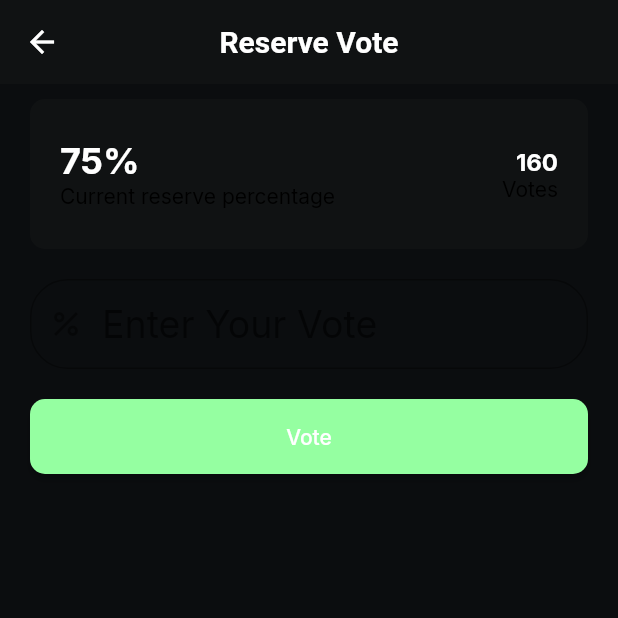
After one commit to kenenisa/dimeapp, a Flutter app: the VoteScreen screen opened directly, on a phone screen of 412 x 824 dp, the top half of it. The commit adds this screen. Run offline on Flutter 3.47's test engine with Material 2 defaults, Android fonts, the phone set to English and light mode, and no system bars; our stand-ins replace google_fonts, hive, image_picker, percent_indicator, qr_flutter and 1 more; missing offline and left inert: dart:ffi, mobile_scanner; accounts and stored records are empty.

Commit message:
backup-vote build

```diff
--- a/lib/main.dart
+++ b/lib/main.dart
@@ -1,7 +1,7 @@
 import 'package:flutter/material.dart';
 
 import 'package:nuvio/core/common/QrWidget.dart';
-import 'package:nuvio/view/Qr/qr.dart';
+import 'package:nuvio/view/qr/qr.dart';
 import 'package:nuvio/view/deposit/deposit.dart';
 import 'package:nuvio/view/intro/intro.dart';
 import 'package:nuvio/view/intro/intro_final.dart';
--- /dev/null
+++ b/lib/view/vote/votes.dart
@@ -0,0 +1,38 @@
+import 'package:flutter/material.dart';
+import 'package:flutter/services.dart';
+
+import 'package:nuvio/view/vote/widgets/reserve_vote.dart';
+
+class VoteScreen extends StatelessWidget {
+  const VoteScreen({super.key});
+
+  @override
+  Widget build(BuildContext context) {
+    final ThemeData theme = Theme.of(context);
+    final ColorScheme colorScheme = theme.colorScheme;
+
+    return Scaffold(
+      appBar: AppBar(
+        title: const Text('Reserve Vote'),
+        backgroundColor: colorScheme.surface,
+        elevation: 0,
+        centerTitle: true,
+        titleTextStyle: const TextStyle(
+          fontSize: 20,
+          fontWeight: FontWeight.w600,
+        ),
+        systemOverlayStyle: SystemUiOverlayStyle(
+          statusBarColor: colorScheme.surface,
+          statusBarIconBrightness: Brightness.light,
+        ),
+      ),
+      backgroundColor: colorScheme.background,
+      body: const ReserveVote(
+        title: '75%',
+        category: 'Current reserve percentage',
+        current: 160,
+        budget: 200,
+      ),
+    );
+  }
+}
--- /dev/null
+++ b/lib/view/vote/widgets/reserve_vote.dart
@@ -0,0 +1,144 @@
+import 'package:flutter/material.dart';
+import 'package:percent_indicator/percent_indicator.dart';
+
+class ReserveVote extends StatelessWidget {
+  const ReserveVote({
+    super.key,
+    required this.title,
+    required this.category,
+    required this.current,
+    required this.budget,
+  });
+
+  final String title;
+  final String category;
+  final int current;
+  final int budget;
+
+  @override
+  Widget build(BuildContext context) {
+    final double percent = (current / budget) * 100;
+    final double width = MediaQuery.of(context).size.width;
+    final ThemeData theme = Theme.of(context);
+    final ColorScheme colorScheme = theme.colorScheme;
+
+    final Color _color = percent > 40
+        ? percent > 70
+            ? colorScheme.primary
+            : colorScheme.secondary
+        : colorScheme.error;
+
+    return Padding(
+        padding: const EdgeInsets.symmetric(
+          horizontal: 20,
+          vertical: 10,
+        ),
+        child: Expanded(
+            child: Column(
+          children: [
+            Container(
+              width: width,
+              height: 100,
+              padding: const EdgeInsets.symmetric(horizontal: 20),
+              decoration: BoxDecoration(
+                color: colorScheme.surface,
+                borderRadius: BorderRadius.circular(10),
+              ),
+              child: Column(
+                  mainAxisAlignment: MainAxisAlignment.spaceAround,
+                  crossAxisAlignment: CrossAxisAlignment.start,
+                  children: [
+                    Row(
+                      mainAxisAlignment: MainAxisAlignment.center,
+                      children: [
+                        Column(
+                          crossAxisAlignment: CrossAxisAlignment.start,
+                          children: [
+                            Text(
+                              title,
+                              style: const TextStyle(
+                                color: Colors.white,
+                                fontSize: 24,
+                                fontWeight: FontWeight.bold,
+                              ),
+                            ),
+                            Text(
+                              category,
+                              style: TextStyle(
+                                color: colorScheme.onSurface,
+                                fontSize: 14,
+                              ),
+                            ),
+                          ],
+                        ),
+                        const Spacer(),
+                        // number of votes
+                        Column(
+                          crossAxisAlignment: CrossAxisAlignment.end,
+                          children: [
+                            Text(
+                              '$current',
+                              style: const TextStyle(
+                                color: Colors.white,
+                                fontSize: 16,
+                                fontWeight: FontWeight.bold,
+                              ),
+                            ),
+                            Text(
+                              'Votes',
+                              style: TextStyle(
+                                color: colorScheme.onSurface,
+                                fontSize: 14,
+                              ),
+                            ),
+                          ],
+                        ),
+                      ],
+                    )
+                  ]),
+            ),
+
+            // TextField
+            const SizedBox(height: 10),
+            // label for the input field
+
+            //  text at the start of the input field
+            const SizedBox(height: 10),
+            // input field
+
+            TextField(
+                style: TextStyle(
+                  fontSize: 25.0,
+                  color: colorScheme.onBackground,
+                ),
+                decoration: InputDecoration(
+                  contentPadding:
+                      const EdgeInsets.fromLTRB(20.0, 15.0, 20.0, 15.0),
+                  prefixIcon: const Icon(Icons.percent_sharp),
+                  hintText: "Enter Your Vote",
+                  border: OutlineInputBorder(
+                      borderSide: BorderSide(
+                          color: colorScheme.onBackground, width: 32.0),
+                      borderRadius: BorderRadius.circular(25.0)),
+                  focusColor: colorScheme.onBackground,
+                )),
+
+            const SizedBox(height: 20),
+            SizedBox(
+              width: width,
+              height: 50,
+              child: ElevatedButton(
+                onPressed: () {},
+                style: ElevatedButton.styleFrom(
+                  shape: RoundedRectangleBorder(
+                    borderRadius: BorderRadius.circular(10),
+                  ),
+                ),
+                child: const Text('Vote'),
+              ),
+            ),
+            // simple text field with % icon for puting percentage of reserve
+          ],
+        )));
+  }
+}
```
Also changed, not shown: lib/view/backup/backup.dart (added, +34 -0 lines), lib/view/backup/widgets/backup_card.dart (added, +76 -0 lines), 2 other files.
